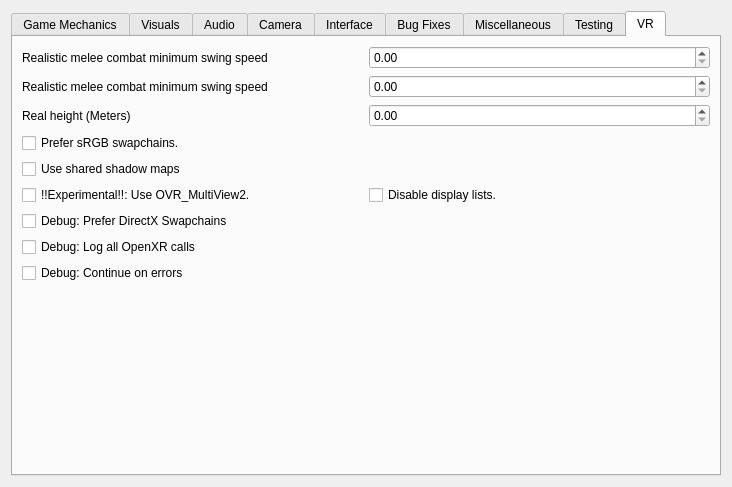
The window that files/ui/advancedpage.ui (sunhawken/openmw) describes before a commit, drawn with Qt 5.
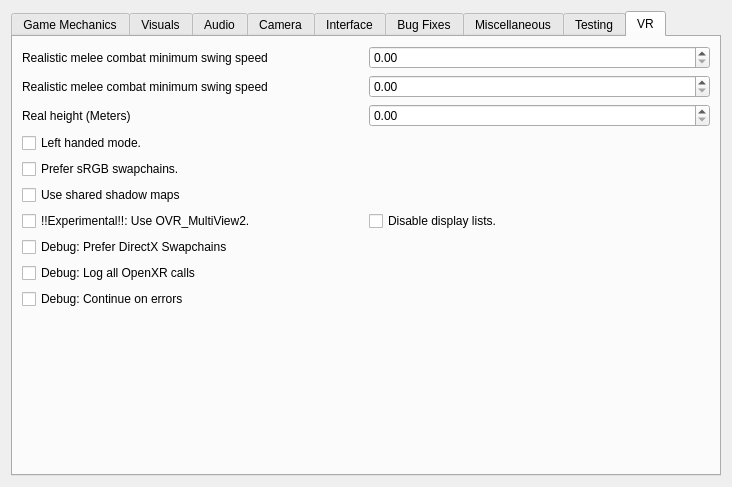
The same window after the commit. The open tabs and pages were chosen to show the change.

Commit message: Pointer hand now responds to subaction side rather than left hand mode.

What changed in the file:
```diff
--- a/files/ui/advancedpage.ui
+++ b/files/ui/advancedpage.ui
@@ -1397,6 +1397,16 @@
 		   </widget>
 		  </item>
 				<item row="3" column="0">
+				  <widget class="QCheckBox" name="leftHandedMode">
+					<property name="toolTip">
+					  <string>&lt;html&gt;&lt;head/&gt;&lt;body&gt;&lt;p&gt;Makes OpenMW VR handed modes where this has been implemented.&lt;/p&gt;&lt;/body&gt;&lt;/html&gt;</string>
+					</property>
+					<property name="text">
+					  <string>Left handed mode.</string>
+					</property>
+				  </widget>
+				</item>
+				<item row="4" column="0">
 				  <widget class="QCheckBox" name="preferSRGBSwapchains">
 					<property name="toolTip">
 					  <string>&lt;html&gt;&lt;head/&gt;&lt;body&gt;&lt;p&gt;Makes OpenMW VR use sRGB format for its swapchain textures if available. Needed for some headsets that don't play nice without sRGB. Enable this if the game seems much brighter in your headset than what's shown on the mirror texture.&lt;/p&gt;&lt;/body&gt;&lt;/html&gt;</string>
@@ -1406,7 +1416,7 @@
 					</property>
 				  </widget>
 				</item>
-		  <item row="4" column="0">
+		  <item row="5" column="0">
 		   <widget class="QCheckBox" name="useSharedShadowMaps">
 			<property name="toolTip">
 			 <string>&lt;html&gt;&lt;head/&gt;&lt;body&gt;&lt;p&gt;Makes OpenMW VR map shadows for both eyes in one pass, instead of once per eye. This is a significant performance benefit, and should only be disabled for debugging or masochism purposes.&lt;/p&gt;&lt;/body&gt;&lt;/html&gt;</string>
@@ -1416,7 +1426,7 @@
 			</property>
 		   </widget>
 		  </item>
-		  <item row="5" column="0">
+		  <item row="6" column="0">
 		   <widget class="QCheckBox" name="useMultiview">
 			<property name="toolTip">
 			 <string>&lt;html&gt;&lt;head/&gt;&lt;body&gt;&lt;p&gt;Makes OpenMW VR render stereo using the OVR_MultiView2 extension to OpenGL instead of two render passes. You may need to disable this on older GPUs. &lt;/p&gt;&lt;/body&gt;&lt;/html&gt;</string>
@@ -1426,7 +1436,7 @@
 			</property>
 		   </widget>
 		  </item>
-      <item row="5" column="1">
+      <item row="6" column="1">
         <widget class="QCheckBox" name="disableDisplayList">
           <property name="toolTip">
             <string>&lt;html&gt;&lt;head/&gt;&lt;body&gt;&lt;p&gt;Makes OpenMW VR disable display lists when multiview is enabled. This is necessary on some platforms to use the multiview feature, but may penalize performance. &lt;/p&gt;&lt;/body&gt;&lt;/html&gt;</string>
@@ -1436,7 +1446,7 @@
           </property>
         </widget>
       </item>
-		  <item row="6" column="0">
+		  <item row="7" column="0">
 		   <widget class="QCheckBox" name="preferDirectXSwapchains">
 			<property name="toolTip">
 			 <string>&lt;html&gt;&lt;head/&gt;&lt;body&gt;&lt;p&gt;Makes OpenMW VR use DirectX swapchains even if OpenGL swapchains are available. Note that OpenMW will always fall back to DirectX swapchains if OpenGL swapchains are not available. This option exists to debug/work around runtimes with bad OpenGL implementations.&lt;/p&gt;&lt;/body&gt;&lt;/html&gt;</string>
@@ -1446,7 +1456,7 @@
 			</property>
 		   </widget>
 		  </item>
-		  <item row="7" column="0">
+		  <item row="8" column="0">
 		   <widget class="QCheckBox" name="logAllXrCalls">
 			<property name="toolTip">
 			 <string>&lt;html&gt;&lt;head/&gt;&lt;body&gt;&lt;p&gt;Makes OpenMW VR log every single OpenXR call. This degrades performance and creates a massive log. You probably want this disabled.&lt;/p&gt;&lt;/body&gt;&lt;/html&gt;</string>
@@ -1456,7 +1466,7 @@
 			</property>
 		   </widget>
 		  </item>
-		  <item row="8" column="0">
+		  <item row="9" column="0">
 		   <widget class="QCheckBox" name="ignoreXrErrors">
 			<property name="toolTip">
 			 <string>&lt;html&gt;&lt;head/&gt;&lt;body&gt;&lt;p&gt;Makes OpenMW VR ignore unsuccessful calls to OpenXR. You probably want this enabled.&lt;/p&gt;&lt;/body&gt;&lt;/html&gt;</string>
```
The commit also changes 22 other files.
